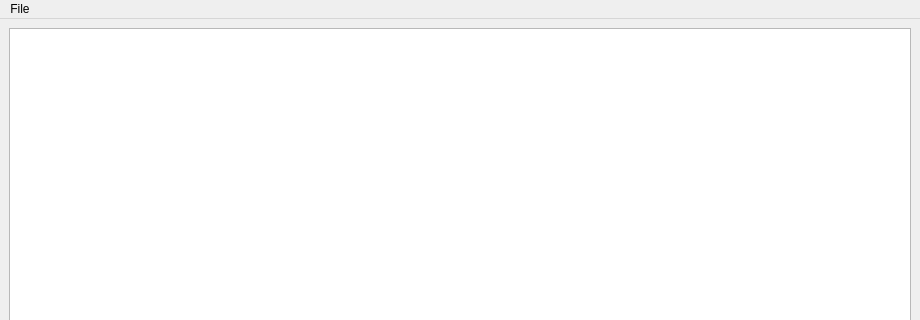
Before: the Qt Designer form UIFiles/UIMainWindow.ui in Joimar/IntelliJPyQtTextEditor, drawn with Qt 5; both pictures show x 0 to 920 and y 0 to 320 of the 920 by 600 pixel window.
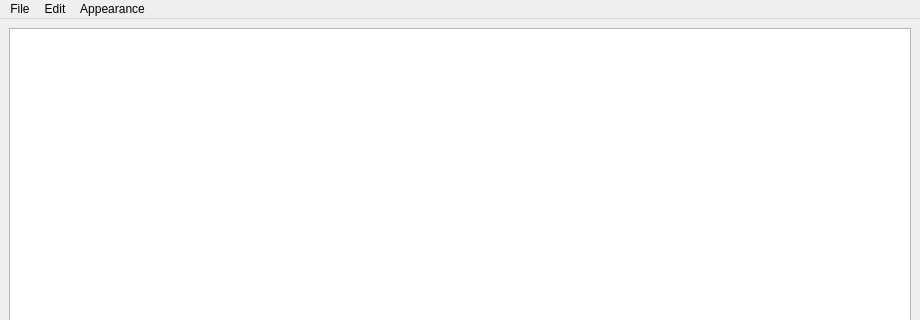
After: the same form once the commit is applied.

Patch:
```diff
--- a/UIFiles/UIMainWindow.ui
+++ b/UIFiles/UIMainWindow.ui
@@ -38,8 +38,30 @@
     <addaction name="separator"/>
     <addaction name="actionSave"/>
     <addaction name="actionSave_as"/>
+    <addaction name="separator"/>
+    <addaction name="actionPrint"/>
+    <addaction name="separator"/>
+    <addaction name="actionExport_PDF"/>
+   </widget>
+   <widget class="QMenu" name="menuEdit">
+    <property name="title">
+     <string>Edit</string>
+    </property>
+    <addaction name="actionUndo"/>
+    <addaction name="actionRedo"/>
+   </widget>
+   <widget class="QMenu" name="menuAppearance">
+    <property name="title">
+     <string>Appearance</string>
+    </property>
+    <addaction name="actionSet_Dark_Mode"/>
+    <addaction name="actionSet_Light_Mode"/>
+    <addaction name="separator"/>
+    <addaction name="actionChange_Font_Size"/>
    </widget>
    <addaction name="menuFile"/>
+   <addaction name="menuEdit"/>
+   <addaction name="menuAppearance"/>
   </widget>
   <widget class="QStatusBar" name="statusbar"/>
   <action name="actionNew">
```
Left out of the diff: 56 changed lines with no effect on the pictures.
